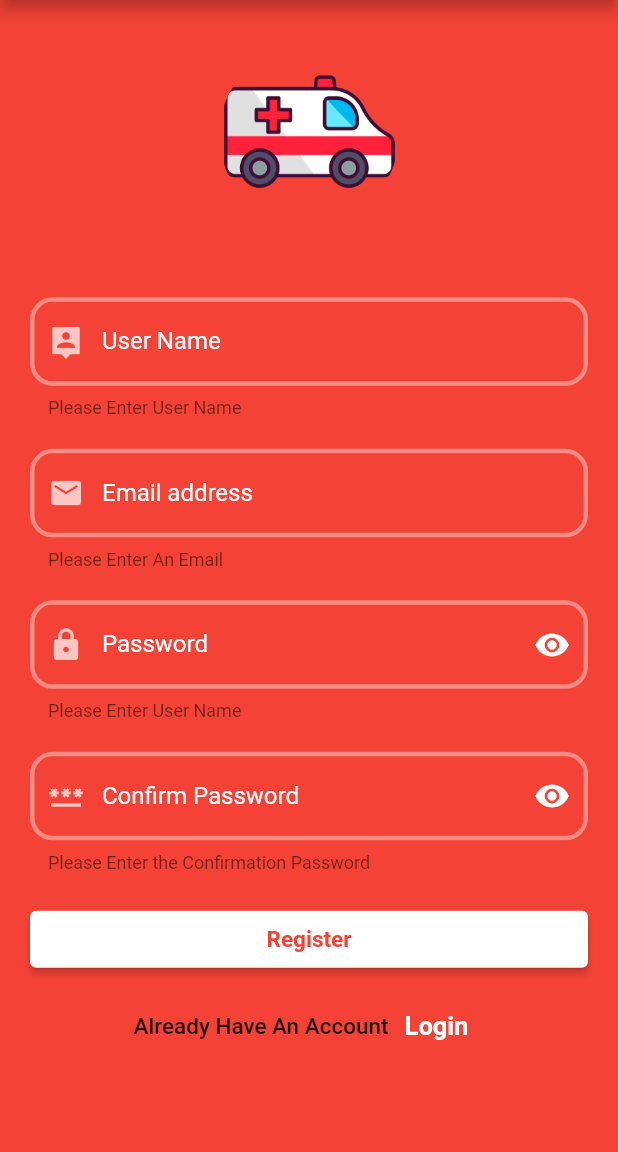
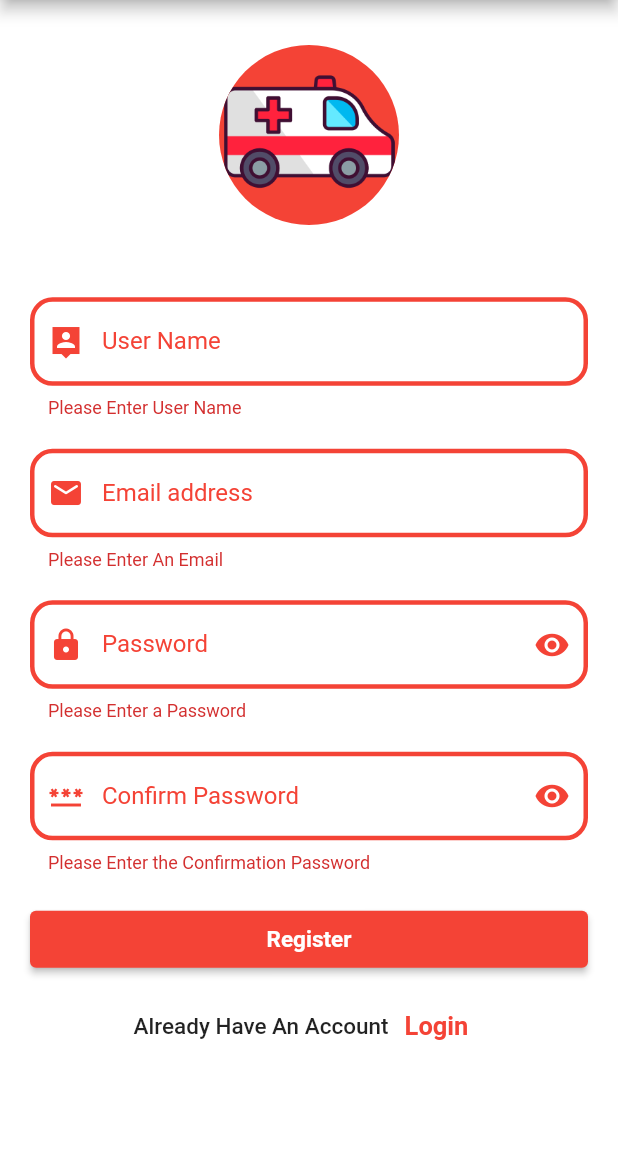
Before and after one commit to Ahmedmohamed628/emergency_app, a Flutter app: the screen it shows after launch, after a tap on "Login", after a tap on "Sign Up", after a tap on "Register", on a phone screen of 412 x 824 dp, the part 84-1236 px from its top. Run offline on Flutter 3.47's test engine with Material 2 defaults, Android fonts, the phone set to English and light mode, and no system bars.

Commit message:
authentication (updated white version)

```diff
--- a/lib/component/custom_text_form_field.dart
+++ b/lib/component/custom_text_form_field.dart
@@ -24,23 +24,23 @@ class CustomTextFormField extends StatelessWidget {
       padding: const EdgeInsets.symmetric(horizontal: 20, vertical: 10),
       child: TextFormField(
         decoration: InputDecoration(
-          errorStyle: TextStyle(color: Colors.black54),
+          // errorStyle: TextStyle(color: Colors.black54),
           suffixIcon: suffixIcon,
           prefixIcon: prefixIcon,
-          labelStyle: TextStyle(color: Colors.white),
+          labelStyle: TextStyle(color: Colors.red),
           label: Text(label),
           errorBorder: OutlineInputBorder(
               borderRadius: BorderRadius.circular(15),
-              borderSide: BorderSide(width: 3, color: Colors.white38)),
+              borderSide: BorderSide(width: 3, color: Colors.red)),
           focusedErrorBorder: OutlineInputBorder(
               borderRadius: BorderRadius.circular(15),
-              borderSide: BorderSide(width: 3, color: Colors.white38)),
+              borderSide: BorderSide(width: 3, color: Colors.red)),
           enabledBorder: OutlineInputBorder(
               borderRadius: BorderRadius.circular(15),
-              borderSide: BorderSide(width: 3, color: Colors.white38)),
+              borderSide: BorderSide(width: 3, color: Colors.red)),
           focusedBorder: OutlineInputBorder(
               borderRadius: BorderRadius.circular(15),
-              borderSide: BorderSide(width: 3, color: Colors.white38)),
+              borderSide: BorderSide(width: 3, color: Colors.red)),
         ),
         keyboardType: keyboardType,
         // de 3mltha 3shan a8yr no3 el keyboard 3la 7sb ana hktb fe el email/ password/ name.. lw password yb2a keyboard arkam w hakza
--- a/lib/login/login_screen.dart
+++ b/lib/login/login_screen.dart
@@ -22,7 +22,7 @@ class _LoginScreenState extends State<LoginScreen> {
   Widget build(BuildContext context) {
     return Scaffold(
       // resizeToAvoidBottomInset: false,
-      backgroundColor: Colors.red,
+      backgroundColor: Colors.white,
       appBar: AppBar(
         backgroundColor: Colors.red,
         title: Text('Ambulance App'),
@@ -51,13 +51,13 @@ class _LoginScreenState extends State<LoginScreen> {
                           height: MediaQuery.of(context).size.height * 0.01),
                       CustomTextFormField(
                           prefixIcon:
-                              Icon(Icons.email_rounded, color: Colors.white70),
+                              Icon(Icons.email_rounded, color: Colors.red),
                           label: 'Email address',
                           keyboardType: TextInputType.emailAddress,
                           controller: emailController,
                           validator: (text) {
                             if (text == null || text.trim().isEmpty) {
-                              return 'Please Enter An Email';
+                              return 'Please Enter an Email';
                             }
                             bool emailValid = RegExp(
                                     r"^[a-zA-Z0-9.a-zA-Z0-9.!#$%&'*+-/=?^_`{|}~]+@[a-zA-Z0-9]+\.[a-zA-Z]+")
@@ -68,7 +68,7 @@ class _LoginScreenState extends State<LoginScreen> {
                             return null;
                           }),
                       CustomTextFormField(
-                          prefixIcon: Icon(Icons.lock, color: Colors.white70),
+                          prefixIcon: Icon(Icons.lock, color: Colors.red),
                           suffixIcon: IconButton(
                             icon: Icon(isObscure
                                 ? Icons.visibility
@@ -78,17 +78,21 @@ class _LoginScreenState extends State<LoginScreen> {
                                 isObscure = !isObscure;
                               });
                             },
-                            color: Colors.white,
+                            color: Colors.red,
                           ),
                           label: 'Password',
+                          isPassword: isObscure,
                           keyboardType: TextInputType.number,
                           controller: passwordController,
                           validator: (text) {
                             if (text == null || text.trim().isEmpty) {
-                              return 'Please Enter User Name';
+                              return 'Please Enter a Password';
                             }
                             if (text.length < 6) {
                               return 'Password should be at least 6 characters';
+                            }
+                            if (text != passwordController.text) {
+                              return "password doesn't match";
                             }
                             return null;
                           }),
@@ -101,11 +105,11 @@ class _LoginScreenState extends State<LoginScreen> {
                           },
                           child: Text('Login',
                               style: TextStyle(
-                                  color: Colors.red,
+                                  color: Colors.white,
                                   fontWeight: FontWeight.w600,
                                   fontSize: 15)),
                           style: ElevatedButton.styleFrom(
-                              backgroundColor: Colors.white,
+                              backgroundColor: Colors.red,
                               padding: EdgeInsets.symmetric(vertical: 10)),
                         ),
                       ),
@@ -124,7 +128,7 @@ class _LoginScreenState extends State<LoginScreen> {
                               child: Text('Sign Up',
                                   style: TextStyle(
                                       fontSize: 17,
-                                      color: Colors.white,
+                                      color: Colors.red,
                                       fontWeight: FontWeight.w600)))
                         ],
                       ),
--- a/lib/register/register_screen.dart
+++ b/lib/register/register_screen.dart
@@ -22,7 +22,7 @@ class _RegisterScreenState extends State<RegisterScreen> {
   Widget build(BuildContext context) {
     return Scaffold(
       // resizeToAvoidBottomInset: false,
-      backgroundColor: Colors.red,
+      backgroundColor: Colors.white,
       appBar: AppBar(
         backgroundColor: Colors.red,
         title: Text('Ambulance App'),
@@ -51,8 +51,8 @@ class _RegisterScreenState extends State<RegisterScreen> {
                       SizedBox(
                           height: MediaQuery.of(context).size.height * 0.01),
                       CustomTextFormField(
-                          prefixIcon: Icon(Icons.person_pin_sharp,
-                              color: Colors.white70),
+                          prefixIcon:
+                              Icon(Icons.person_pin_sharp, color: Colors.red),
                           //Icons.drive_file_rename_outline
                           label: 'User Name',
                           controller: nameController,
@@ -64,7 +64,7 @@ class _RegisterScreenState extends State<RegisterScreen> {
                           }),
                       CustomTextFormField(
                           prefixIcon:
-                              Icon(Icons.email_rounded, color: Colors.white70),
+                              Icon(Icons.email_rounded, color: Colors.red),
                           label: 'Email address',
                           keyboardType: TextInputType.emailAddress,
                           controller: emailController,
@@ -81,7 +81,7 @@ class _RegisterScreenState extends State<RegisterScreen> {
                             return null;
                           }),
                       CustomTextFormField(
-                        prefixIcon: Icon(Icons.lock, color: Colors.white70),
+                        prefixIcon: Icon(Icons.lock, color: Colors.red),
                         suffixIcon: IconButton(
                           icon: Icon(isObscure
                               ? Icons.visibility
@@ -91,14 +91,14 @@ class _RegisterScreenState extends State<RegisterScreen> {
                               isObscure = !isObscure;
                             });
                           },
-                          color: Colors.white,
+                          color: Colors.red,
                         ),
                         label: 'Password',
                         keyboardType: TextInputType.number,
                         controller: passwordController,
                         validator: (text) {
                           if (text == null || text.trim().isEmpty) {
-                            return 'Please Enter User Name';
+                            return 'Please Enter a Password';
                           }
                           if (text.length < 6) {
                             return 'Password should be at least 6 characters';
@@ -108,7 +108,7 @@ class _RegisterScreenState extends State<RegisterScreen> {
                         isPassword: isObscure,
                       ),
                       CustomTextFormField(
-                        prefixIcon: Icon(Icons.password, color: Colors.white70),
+                        prefixIcon: Icon(Icons.password, color: Colors.red),
                         suffixIcon: IconButton(
                           icon: Icon(isObscure
                               ? Icons.visibility
@@ -118,7 +118,7 @@ class _RegisterScreenState extends State<RegisterScreen> {
                               isObscure = !isObscure;
                             });
                           },
-                          color: Colors.white,
+                          color: Colors.red,
                         ),
                         //lock_outline_sharp
                         label: 'Confirm Password',
@@ -144,11 +144,11 @@ class _RegisterScreenState extends State<RegisterScreen> {
                           },
                           child: Text('Register',
                               style: TextStyle(
-                                  color: Colors.red,
+                                  color: Colors.white,
                                   fontWeight: FontWeight.w600,
                                   fontSize: 15)),
                           style: ElevatedButton.styleFrom(
-                              backgroundColor: Colors.white,
+                              backgroundColor: Colors.red,
                               padding: EdgeInsets.symmetric(vertical: 10)),
                         ),
                       ),
@@ -166,7 +166,7 @@ class _RegisterScreenState extends State<RegisterScreen> {
                             },
                             child: Text('Login',
                                 style: TextStyle(
-                                    color: Colors.white,
+                                    color: Colors.red,
                                     fontWeight: FontWeight.w600,
                                     fontSize: 17)),
                           ),
```
